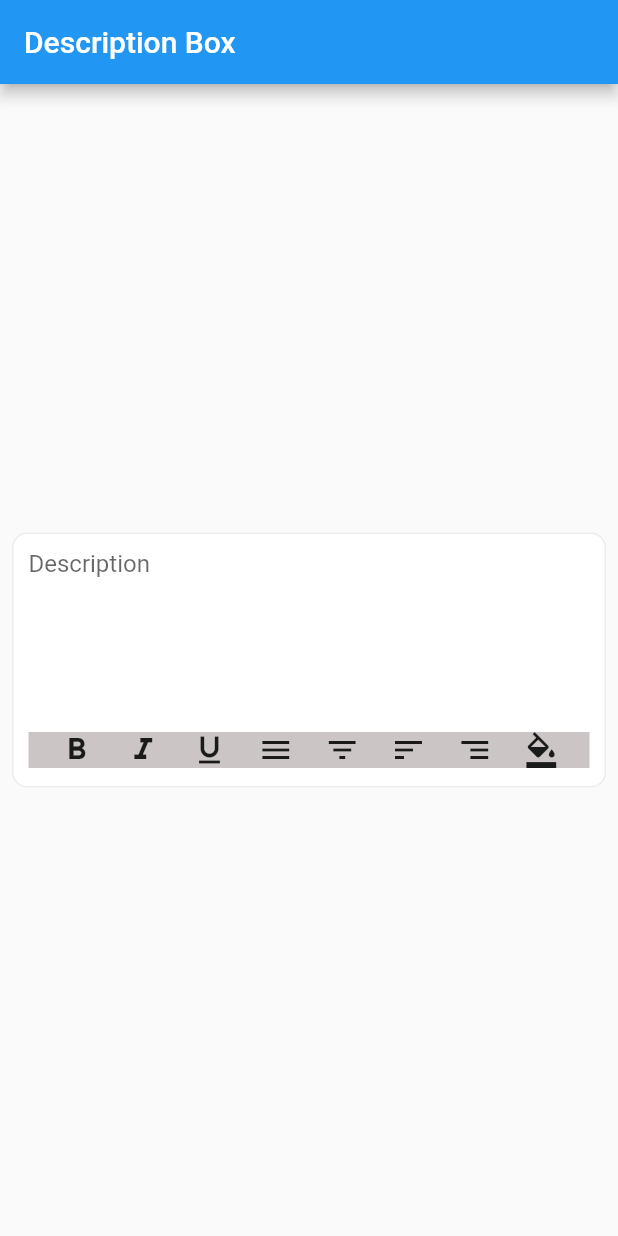
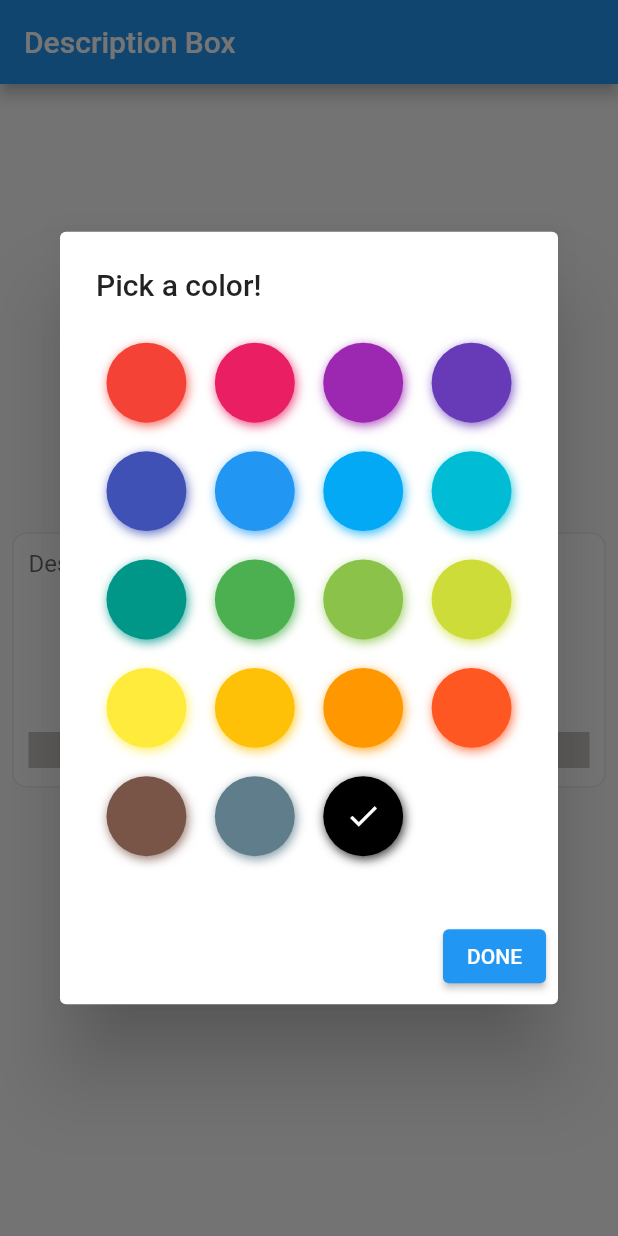
Before and after one commit to AliPunjabi/DescriptionBox, a Flutter app: the screen it shows after launch, after a tap on the "format color fill" icon, on a phone screen of 412 x 824 dp. Run offline on Flutter 3.47's test engine with Material 2 defaults, Android fonts, the phone set to English and light mode, and no system bars; drawn by our look-alikes of flutter_colorpicker.

Commit message:
Color Picker added

```diff
--- a/lib/main.dart
+++ b/lib/main.dart
@@ -1,6 +1,7 @@
 // ignore_for_file: prefer_const_constructors, prefer_const_literals_to_create_immutables, avoid_unnecessary_containers, prefer_const_constructors_in_immutables
 
 import 'package:flutter/material.dart';
+import 'package:flutter_colorpicker/flutter_colorpicker.dart';
 
 void main() {
   runApp(MyApp());
@@ -14,6 +15,22 @@ class MyApp extends StatefulWidget {
 }
 
 class _MyAppState extends State<MyApp> {
+  // This widget is the root of your application.
+  @override
+  Widget build(BuildContext context) {
+    return MaterialApp(debugShowCheckedModeBanner: false, home: Main());
+  }
+}
+
+class Main extends StatefulWidget {
+  Main({Key? key}) : super(key: key);
+
+  @override
+  State<Main> createState() => _MainState();
+}
+
+class _MainState extends State<Main> {
+  Color mycolor = Colors.black;
   bool bold = false;
 
   bool italic = false;
@@ -29,13 +46,9 @@ class _MyAppState extends State<MyApp> {
   bool rightAlign = false;
 
   bool color = false;
-
-  // This widget is the root of your application.
   @override
   Widget build(BuildContext context) {
-    return MaterialApp(
-      debugShowCheckedModeBanner: false,
-      home: Scaffold(
+    return Scaffold(
       appBar: AppBar(
         title: Text("Description Box"),
       ),
@@ -73,7 +86,7 @@ class _MyAppState extends State<MyApp> {
                   style: TextStyle(
                     decoration: underline ? TextDecoration.underline : null,
                     fontSize: 16,
-                      color: color ? Colors.blue : Colors.black,
+                    color: mycolor,
                     fontWeight: bold ? FontWeight.bold : null,
                     fontStyle: italic ? FontStyle.italic : FontStyle.normal,
                   ),
@@ -148,8 +161,32 @@ class _MyAppState extends State<MyApp> {
                             child: Icon(Icons.segment)),
                         GestureDetector(
                             onTap: () {
+                              showDialog(
+                                  context: context,
+                                  builder: (BuildContext context) {
+                                    return AlertDialog(
+                                      title: Text('Pick a color!'),
+                                      content: SingleChildScrollView(
+                                        child: BlockPicker(
+                                          pickerColor: mycolor, //default color
+                                          onColorChanged: (Color color) {
+                                            //on color picked
                                             setState(() {
-                                  color = color ? false : true;
+                                              mycolor = color;
+                                            });
+                                          },
+                                        ),
+                                      ),
+                                      actions: <Widget>[
+                                        ElevatedButton(
+                                          child: const Text('DONE'),
+                                          onPressed: () {
+                                            Navigator.of(context)
+                                                .pop(); //dismiss the color picker
+                                          },
+                                        ),
+                                      ],
+                                    );
                                   });
                             },
                             child: Icon(Icons.format_color_fill))
@@ -162,7 +199,6 @@ class _MyAppState extends State<MyApp> {
           ),
         ),
       ),
-      ),
     );
   }
 }
--- a/pubspec.yaml
+++ b/pubspec.yaml
@@ -34,6 +34,7 @@ dependencies:
   # The following adds the Cupertino Icons font to your application.
   # Use with the CupertinoIcons class for iOS style icons.
   cupertino_icons: ^1.0.2
+  flutter_colorpicker: ^1.0.3
 
 dev_dependencies:
   flutter_test:
```
Also changed, not shown: pubspec.lock, 4 other files. Lines whose indentation alone changed are shown as unchanged.
